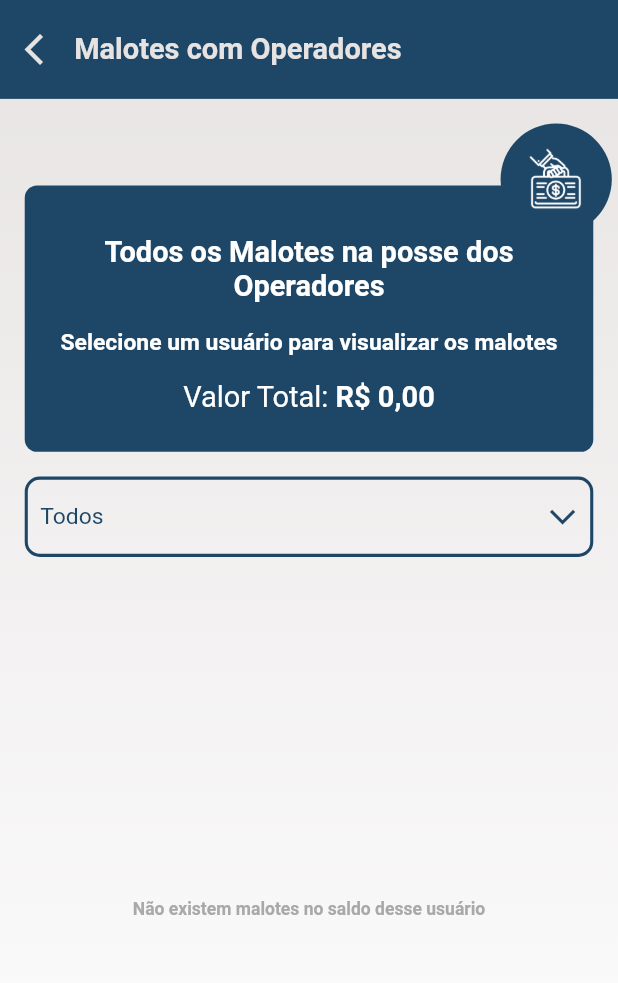
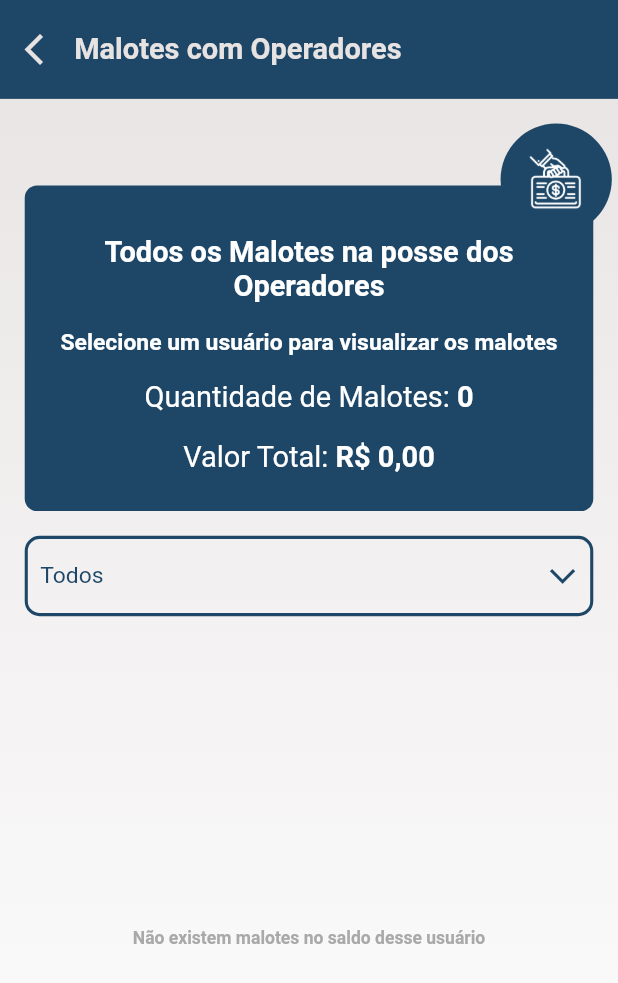
Before and after one commit to WilliamDCGomes/elephant-control, a Flutter app: the OperatorFinancialPouchPage screen opened directly, on a phone screen of 412 x 824 dp. Shown: the top 983 px of the screen. Run offline on Flutter 3.47's test engine with Material 2 defaults, Android fonts, the phone set to English and light mode, and no system bars; our stand-ins replace dio, flutter_image_compress, flutter_keyboard_visibility, get, image_picker, local_auth and 5 more; missing offline and left inert: easy_image_viewer, video_compress, video_thumbnail; accounts and stored records are empty.

Commit message:
Adicionado quantidade de malotes na tela

```diff
--- a/lib/app/views/pages/administratorPages/operatorFinancialPouch/controller/operator_financial_pouch_controller.dart
+++ b/lib/app/views/pages/administratorPages/operatorFinancialPouch/controller/operator_financial_pouch_controller.dart
@@ -12,6 +12,7 @@ import '../../../widgetsShared/popups/information_popup.dart';
 class OperatorPouchController extends GetxController {
   final bool withOperator;
   late RxString userSelected;
+  late RxInt pouchQuantity;
   late RxDouble fullValue;
   late RxList<User> users;
   late RxList<String> usersName;
@@ -34,6 +35,7 @@ class OperatorPouchController extends GetxController {
 
   _initializeVariables(){
     userSelected = "".obs;
+    pouchQuantity= 0.obs;
     fullValue = 0.0.obs;
     users = <User>[].obs;
     usersName = <String>[].obs;
@@ -95,6 +97,8 @@ class OperatorPouchController extends GetxController {
 
   getPouchUser({bool loadingEnabled = true}) async {
     try{
+      fullValue.value = 0;
+      pouchQuantity.value = 0;
       if(loadingEnabled){
         await loadingWithSuccessOrErrorWidget.startAnimation();
       }
@@ -114,6 +118,7 @@ class OperatorPouchController extends GetxController {
 
       if(moneyPouchGetViewController != null){
         fullValue.value = moneyPouchGetViewController!.fullValue;
+        pouchQuantity.value = moneyPouchGetViewController!.moneyPouchValueList.length;
       }
 
       update(["list-pouch"]);
--- a/lib/app/views/pages/administratorPages/operatorFinancialPouch/page/operator_financial_pouch_page.dart
+++ b/lib/app/views/pages/administratorPages/operatorFinancialPouch/page/operator_financial_pouch_page.dart
@@ -98,6 +98,23 @@ class _OperatorFinancialPouchPageState extends State<OperatorFinancialPouchPage>
                             ),
                             Obx(
                               () => RichTextTwoDifferentWidget(
+                                firstText: "Quantidade de Malotes: ",
+                                firstTextColor: AppColors.whiteColor,
+                                firstTextFontWeight: FontWeight.normal,
+                                firstTextSize: 18.sp,
+                                secondText: controller.pouchQuantity.value.toString(),
+                                secondTextColor: AppColors.whiteColor,
+                                secondTextFontWeight: FontWeight.bold,
+                                secondTextSize: 18.sp,
+                                secondTextDecoration: TextDecoration.none,
+                                maxLines: 2,
+                              ),
+                            ),
+                            SizedBox(
+                              height: 2.h,
+                            ),
+                            Obx(
+                              () => RichTextTwoDifferentWidget(
                                 firstText: "Valor Total: ",
                                 firstTextColor: AppColors.whiteColor,
                                 firstTextFontWeight: FontWeight.normal,
@@ -135,7 +152,8 @@ class _OperatorFinancialPouchPageState extends State<OperatorFinancialPouchPage>
                         child: GetBuilder(
                           id: "list-pouch",
                           init: controller,
-                          builder: (_) => controller.moneyPouchGetViewController != null && controller.moneyPouchGetViewController!.moneyPouchValueList.isNotEmpty ? ListView.builder(
+                          builder: (_) => controller.moneyPouchGetViewController != null && controller.moneyPouchGetViewController!.moneyPouchValueList.isNotEmpty ?
+                          ListView.builder(
                             itemCount: controller.moneyPouchGetViewController!.moneyPouchValueList.length,
                             shrinkWrap: true,
                             padding: EdgeInsets.symmetric(horizontal: 2.h),
```
Also changed, not shown: 1 other file.
